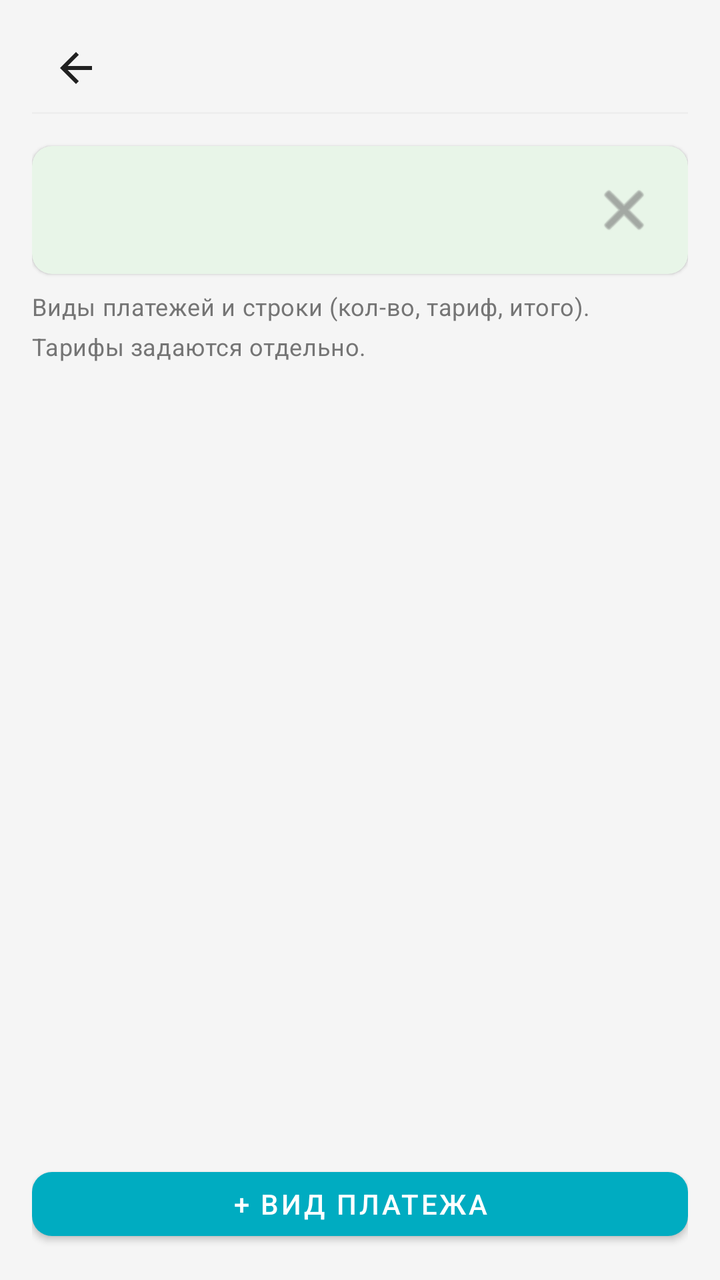
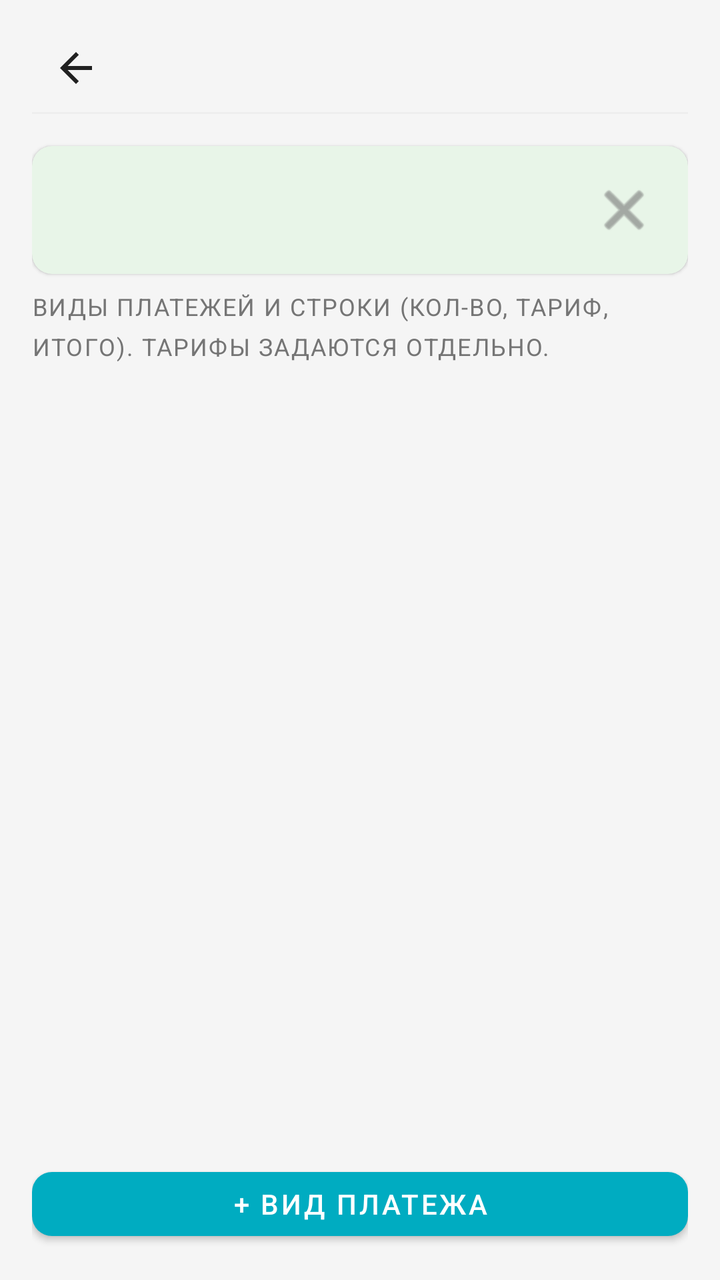

An Android layout rendered at two revisions. The XML below is the earlier revision; the diff shows what the commit changed to produce the second picture.
<!-- AndroidManifest.xml: application theme Theme.MyBudget -->
<!-- res/layout/activity_utility_template.xml -->
<?xml version="1.0" encoding="utf-8"?>
<LinearLayout xmlns:android="http://schemas.android.com/apk/res/android" xmlns:app="http://schemas.android.com/apk/res-auto"
    android:orientation="vertical"
    android:background="@color/background_light"
    android:paddingLeft="@dimen/space_16"
    android:paddingTop="@dimen/space_12"
    android:paddingRight="@dimen/space_16"
    android:paddingBottom="@dimen/space_16"
    android:layout_width="match_parent"
    android:layout_height="match_parent"
    android:paddingHorizontal="@dimen/space_16">
    <include
        android:layout_width="match_parent"
        android:layout_height="wrap_content"
        android:layout_marginBottom="@dimen/space_8"
        layout="@layout/include_screen_header"/>
    <include
        android:id="@+id/utilityTemplateHint"
        android:layout_width="match_parent"
        android:layout_height="wrap_content"
        android:layout_marginBottom="@dimen/space_8"
        layout="@layout/include_dismissible_hint"/>
    <TextView
        android:textSize="12sp"
        android:layout_width="match_parent"
        android:layout_height="wrap_content"
        android:layout_marginBottom="@dimen/space_12"
        android:text="@string/utility_template_hint"
        style="@style/Text.MyBudget.Subtitle"/>
    <androidx.recyclerview.widget.RecyclerView
        android:id="@+id/templateRecycler"
        android:layout_width="match_parent"
        android:layout_height="0dp"
        android:layout_weight="1"/>
    <TextView
        android:gravity="center"
        android:id="@+id/templateEmpty"
        android:visibility="gone"
        android:layout_width="match_parent"
        android:layout_height="0dp"
        android:text="@string/utility_template_empty"
        android:layout_weight="1"
        style="@style/Text.MyBudget.Subtitle"/>
    <com.google.android.material.button.MaterialButton
        android:id="@+id/addTemplateSectionButton"
        android:layout_width="match_parent"
        android:layout_height="wrap_content"
        android:layout_marginTop="@dimen/space_8"
        android:minHeight="@dimen/touch_min_size"
        android:text="@string/utility_template_add_section"
        app:backgroundTint="@color/utilities_cyan"
        app:cornerRadius="@dimen/radius_10"
        style="@style/Widget.MaterialComponents.Button"/>
</LinearLayout>
<!-- res/layout/include_screen_header.xml (included above) -->
<?xml version="1.0" encoding="utf-8"?>
<LinearLayout xmlns:android="http://schemas.android.com/apk/res/android"
    android:layout_width="match_parent"
    android:layout_height="wrap_content"
    android:orientation="vertical">

    <include layout="@layout/include_compact_toolbar" />

    <View
        android:layout_width="match_parent"
        android:layout_height="1dp"
        android:layout_marginBottom="@dimen/space_8"
        android:background="@color/border_light" />
</LinearLayout>
<!-- res/layout/include_dismissible_hint.xml (included above) -->
<?xml version="1.0" encoding="utf-8"?>
<androidx.cardview.widget.CardView xmlns:android="http://schemas.android.com/apk/res/android" xmlns:app="http://schemas.android.com/apk/res-auto"
    android:id="@+id/screenHintCard"
    android:layout_width="match_parent"
    android:layout_height="wrap_content"
    android:layout_marginBottom="@dimen/space_8"
    app:cardBackgroundColor="@color/primary_green_light"
    style="@style/Card.MyBudget.Surface.Small">
    <LinearLayout
        android:orientation="vertical"
        android:padding="@dimen/space_10"
        android:layout_width="match_parent"
        android:layout_height="wrap_content">
        <LinearLayout
            android:gravity="center_vertical"
            android:orientation="horizontal"
            android:layout_width="match_parent"
            android:layout_height="wrap_content">
            <TextView
                android:textSize="13sp"
                android:textColor="@color/text_primary"
                android:id="@+id/screenHintText"
                android:layout_width="0dp"
                android:layout_height="wrap_content"
                android:layout_weight="1"
                android:lineSpacingExtra="@dimen/space_2"
                style="@style/Text.MyBudget.Subtitle"/>
            <ImageButton
                android:id="@+id/screenHintDismiss"
                android:background="?attr/selectableItemBackgroundBorderless"
                android:padding="@dimen/space_8"
                android:layout_width="@dimen/touch_min_size"
                android:layout_height="@dimen/touch_min_size"
                android:src="@android:drawable/ic_menu_close_clear_cancel"
                android:contentDescription="@string/hint_dismiss"
                app:tint="@color/text_secondary"/>
        </LinearLayout>
        <TextView
            android:textSize="12sp"
            android:textColor="@color/budget_blue"
            android:id="@+id/screenHintHelp"
            android:background="?attr/selectableItemBackground"
            android:paddingTop="@dimen/space_2"
            android:paddingBottom="@dimen/space_2"
            android:focusable="true"
            android:visibility="gone"
            android:clickable="true"
            android:layout_width="wrap_content"
            android:layout_height="wrap_content"
            android:layout_marginTop="@dimen/space_4"
            android:text="@string/hint_open_help"
            android:paddingVertical="@dimen/space_2"
            style="@style/Text.MyBudget.Subtitle"/>
    </LinearLayout>
</androidx.cardview.widget.CardView>
<!-- res/layout/include_compact_toolbar.xml (included above) -->
<?xml version="1.0" encoding="utf-8"?>
<LinearLayout xmlns:android="http://schemas.android.com/apk/res/android" xmlns:app="http://schemas.android.com/apk/res-auto"
    android:gravity="center_vertical"
    android:orientation="horizontal"
    android:id="@+id/screenHeaderRoot"
    android:layout_width="match_parent"
    android:layout_height="wrap_content"
    android:minHeight="@dimen/touch_min_size">
    <ImageButton
        android:id="@+id/screenHeaderBack"
        android:background="?attr/selectableItemBackgroundBorderless"
        android:padding="@dimen/space_8"
        android:layout_width="@dimen/touch_min_size"
        android:layout_height="@dimen/touch_min_size"
        android:src="@drawable/ic_arrow_back"
        android:scaleType="centerInside"
        android:contentDescription="@string/nav_back"
        app:tint="@color/text_primary"/>
    <TextView
        android:textSize="18sp"
        android:id="@+id/screenHeaderEmoji"
        android:visibility="gone"
        android:layout_width="wrap_content"
        android:layout_height="wrap_content"
        android:layout_marginStart="@dimen/space_2"/>
    <TextView
        android:textSize="20sp"
        android:ellipsize="end"
        android:id="@+id/screenHeaderTitle"
        android:layout_width="0dp"
        android:layout_height="wrap_content"
        android:maxLines="1"
        android:layout_weight="1"
        android:layout_marginStart="@dimen/space_4"
        style="@style/Text.MyBudget.Title"/>
    <ImageButton
        android:id="@+id/screenHeaderAction"
        android:background="?attr/selectableItemBackgroundBorderless"
        android:padding="@dimen/space_8"
        android:visibility="gone"
        android:layout_width="@dimen/touch_min_size"
        android:layout_height="@dimen/touch_min_size"
        android:src="@android:drawable/ic_menu_more"
        android:contentDescription="@string/transactions_more_menu"
        app:tint="@color/text_secondary"/>
    <ImageButton
        android:id="@+id/screenHeaderActionSecondary"
        android:background="?attr/selectableItemBackgroundBorderless"
        android:padding="@dimen/space_8"
        android:visibility="gone"
        android:layout_width="@dimen/touch_min_size"
        android:layout_height="@dimen/touch_min_size"
        android:src="@android:drawable/ic_menu_search"
        android:contentDescription="@string/transactions_search_submit"
        app:tint="@color/budget_blue"/>
</LinearLayout>
<!-- resources referenced by this layout -->
<resources>
  <color name="background_light">#f5f5f5</color>
  <color name="border_light">#eeeeee</color>
  <color name="budget_blue">#2196f3</color>
  <color name="primary_green_light">#e8f5e8</color>
  <color name="text_primary">#212121</color>
  <color name="text_secondary">#757575</color>
  <color name="utilities_cyan">#00acc1</color>
  <dimen name="radius_10">10dp</dimen>
  <dimen name="space_10">10dp</dimen>
  <dimen name="space_12">12dp</dimen>
  <dimen name="space_16">16dp</dimen>
  <dimen name="space_2">2dp</dimen>
  <dimen name="space_4">4dp</dimen>
  <dimen name="space_8">8dp</dimen>
  <dimen name="touch_min_size">44dp</dimen>
  <!-- drawable ic_arrow_back (drawable) -->
  <?xml version="1.0" encoding="utf-8"?>
  <vector xmlns:android="http://schemas.android.com/apk/res/android"
      android:height="24dp"
      android:width="24dp"
      android:viewportWidth="24"
      android:viewportHeight="24">
      <path
          android:fillColor="@color/text_primary"
          android:pathData="M20,11H7.83l5.59,-5.59L12,4l-8,8 8,8 1.41,-1.41L7.83,13H20v-2z"/>
  </vector>
  <string name="hint_dismiss">Скрыть подсказку</string>
  <string name="hint_open_help">Подробная инструкция →</string>
  <string name="nav_back">Назад</string>
  <string name="transactions_more_menu">Дополнительно</string>
  <string name="transactions_search_submit">Искать</string>
  <string name="utility_template_add_section">+ Вид платежа</string>
  <string name="utility_template_empty">Добавьте первый вид платежа по своей квитанции — например, Теплосеть или Водоканал</string>
  <string name="utility_template_hint">Виды платежей и строки (кол-во, тариф, итого). Тарифы задаются отдельно.</string>
  <style name="Card.MyBudget.Surface.Small" parent="@style/Card.MyBudget.Surface">
      <item name="cardCornerRadius">@dimen/radius_10</item>
    </style>
  <style name="Text.MyBudget.Subtitle" parent="@style/Text.MyBudget">
      <item name="android:textSize">12sp</item>
      <item name="android:textColor">@color/text_secondary</item>
    </style>
  <style name="Text.MyBudget.Title" parent="@style/Text.MyBudget">
      <item name="android:textSize">18sp</item>
      <item name="android:textStyle">bold</item>
      <item name="android:textColor">@color/text_primary</item>
    </style>
  <style name="Theme.MyBudget" parent="@style/Base.Theme.MyBudget" />
  <style name="Card.MyBudget.Surface" parent="">
      <item name="cardBackgroundColor">@color/card_background_white</item>
      <item name="cardCornerRadius">@dimen/radius_16</item>
      <item name="cardElevation">@dimen/card_elevation_low</item>
    </style>
  <style name="Text.MyBudget" parent="@style/TextAppearance.Material3.BodyMedium" />
  <style name="Base.Theme.MyBudget" parent="@style/Theme.Material3.DayNight.NoActionBar">
      <item name="android:colorBackground">@color/background_light</item>
      <item name="colorOnPrimary">@color/md_theme_onPrimary</item>
      <item name="colorOnSurface">@color/md_theme_onSurface</item>
      <item name="colorOutline">@color/md_theme_outline</item>
      <item name="colorPrimary">@color/md_theme_primary</item>
      <item name="colorSurface">@color/md_theme_surface</item>
      <item name="colorSurfaceVariant">@color/md_theme_surfaceVariant</item>
    </style>
  <color name="card_background_white">#ffffff</color>
  <dimen name="radius_16">16dp</dimen>
  <dimen name="card_elevation_low">1dp</dimen>
  <color name="md_theme_onPrimary">#ffffff</color>
  <color name="md_theme_onSurface">#1d1b20</color>
  <color name="md_theme_outline">#79747e</color>
  <color name="md_theme_primary">#6750a4</color>
  <color name="md_theme_surface">#ffffff</color>
  <color name="md_theme_surfaceVariant">#e7e0ec</color>
</resources>

<!-- the commit's change to res/layout/activity_utility_template.xml (unified diff, before → after) -->
@@ -21,12 +21,11 @@
         android:layout_marginBottom="@dimen/space_8"
         layout="@layout/include_dismissible_hint"/>
     <TextView
-        android:textSize="12sp"
         android:layout_width="match_parent"
         android:layout_height="wrap_content"
         android:layout_marginBottom="@dimen/space_12"
         android:text="@string/utility_template_hint"
-        style="@style/Text.MyBudget.Subtitle"/>
+        style="@style/Text.MyBudget.SectionLabel"/>
     <androidx.recyclerview.widget.RecyclerView
         android:id="@+id/templateRecycler"
         android:layout_width="match_parent"
<!-- resource entries referenced after the edit -->
@@ -37,6 +37,12 @@
   <style name="Card.MyBudget.Surface.Small" parent="@style/Card.MyBudget.Surface">
       <item name="cardCornerRadius">@dimen/radius_10</item>
     </style>
+  <style name="Text.MyBudget.SectionLabel" parent="@style/Text.MyBudget">
+      <item name="android:textSize">12sp</item>
+      <item name="android:textColor">@color/text_secondary</item>
+      <item name="android:textAllCaps">true</item>
+      <item name="android:letterSpacing">0.06</item>
+    </style>
   <style name="Text.MyBudget.Subtitle" parent="@style/Text.MyBudget">
       <item name="android:textSize">12sp</item>
       <item name="android:textColor">@color/text_secondary</item>
